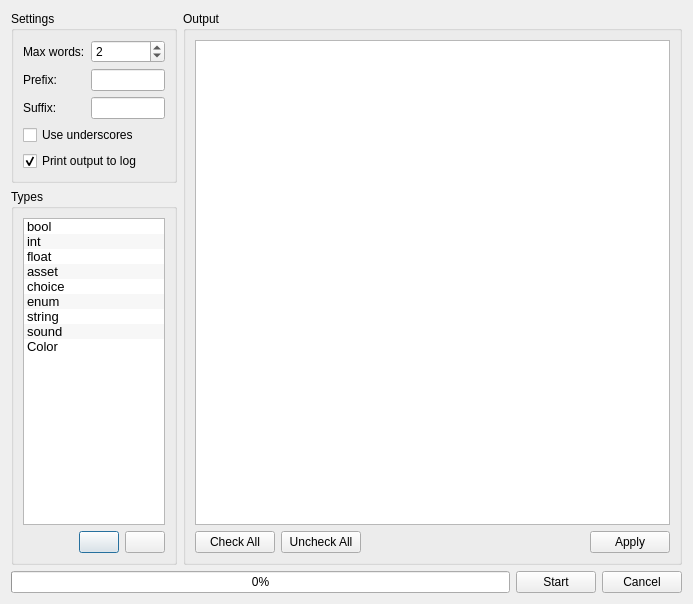
Before: the Qt Designer form src/Editor/CGeneratePropertyNamesDialog.ui in AxioDL/PrimeWorldEditor, drawn with Qt 5.
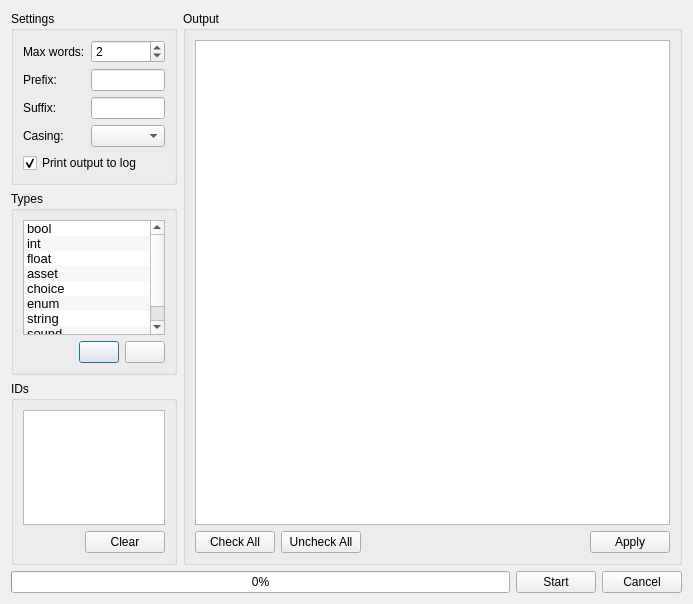
After: the same form once the commit is applied. Icons and pictures are not drawn. Custom widgets are drawn as their Qt base class.

Commit message: Added support for enum combo boxes, and added casing combo box and property ID pools to the property name generator

Diff of the .ui file:
```diff
--- a/src/Editor/CGeneratePropertyNamesDialog.ui
+++ b/src/Editor/CGeneratePropertyNamesDialog.ui
@@ -17,7 +17,7 @@
    <item>
     <layout class="QHBoxLayout" name="horizontalLayout_4" stretch="1,3">
      <item>
-      <layout class="QVBoxLayout" name="verticalLayout_4" stretch="0,0">
+      <layout class="QVBoxLayout" name="verticalLayout_4">
        <item>
         <widget class="QGroupBox" name="SettingsGroupBox">
          <property name="sizePolicy">
@@ -66,15 +66,18 @@
             <item row="2" column="1">
              <widget class="QLineEdit" name="SuffixLineEdit"/>
             </item>
+            <item row="3" column="0">
+             <widget class="QLabel" name="label">
+              <property name="text">
+               <string>Casing:</string>
+              </property>
+             </widget>
+            </item>
+            <item row="3" column="1">
+             <widget class="CNameCasingComboBox" name="CasingComboBox"/>
+            </item>
            </layout>
           </item>
-          <item>
-           <widget class="QCheckBox" name="UseUnderscoresCheckBox">
-            <property name="text">
-             <string>Use underscores</string>
-            </property>
-           </widget>
-          </item>
           <item>
            <widget class="QCheckBox" name="LogOutputCheckBox">
             <property name="text">
@@ -232,6 +235,46 @@
          </layout>
         </widget>
        </item>
+       <item>
+        <widget class="QGroupBox" name="IdPoolGroupBox">
+         <property name="title">
+          <string>IDs</string>
+         </property>
+         <layout class="QVBoxLayout" name="verticalLayout_6">
+          <item>
+           <widget class="QListWidget" name="IdPoolList">
+            <property name="alternatingRowColors">
+             <bool>true</bool>
+            </property>
+           </widget>
+          </item>
+          <item>
+           <layout class="QHBoxLayout" name="horizontalLayout_5">
+            <item>
+             <spacer name="horizontalSpacer_3">
+              <property name="orientation">
+               <enum>Qt::Horizontal</enum>
+              </property>
+              <property name="sizeHint" stdset="0">
+               <size>
+                <width>40</width>
+                <height>20</height>
+               </size>
+              </property>
+             </spacer>
+            </item>
+            <item>
+             <widget class="QPushButton" name="ClearIdPoolButton">
+              <property name="text">
+               <string>Clear</string>
+              </property>
+             </widget>
+            </item>
+           </layout>
+          </item>
+         </layout>
+        </widget>
+       </item>
       </layout>
      </item>
      <item>
@@ -382,6 +425,11 @@
    <extends>QTreeWidget</extends>
    <header>Editor/Widgets/CCheckableTreeWidget.h</header>
   </customwidget>
+  <customwidget>
+   <class>CNameCasingComboBox</class>
+   <extends>QComboBox</extends>
+   <header>Editor/CGeneratePropertyNamesDialog.h</header>
+  </customwidget>
  </customwidgets>
  <resources>
   <include location="Icons.qrc"/>
```
The commit also changes 15 other files.
